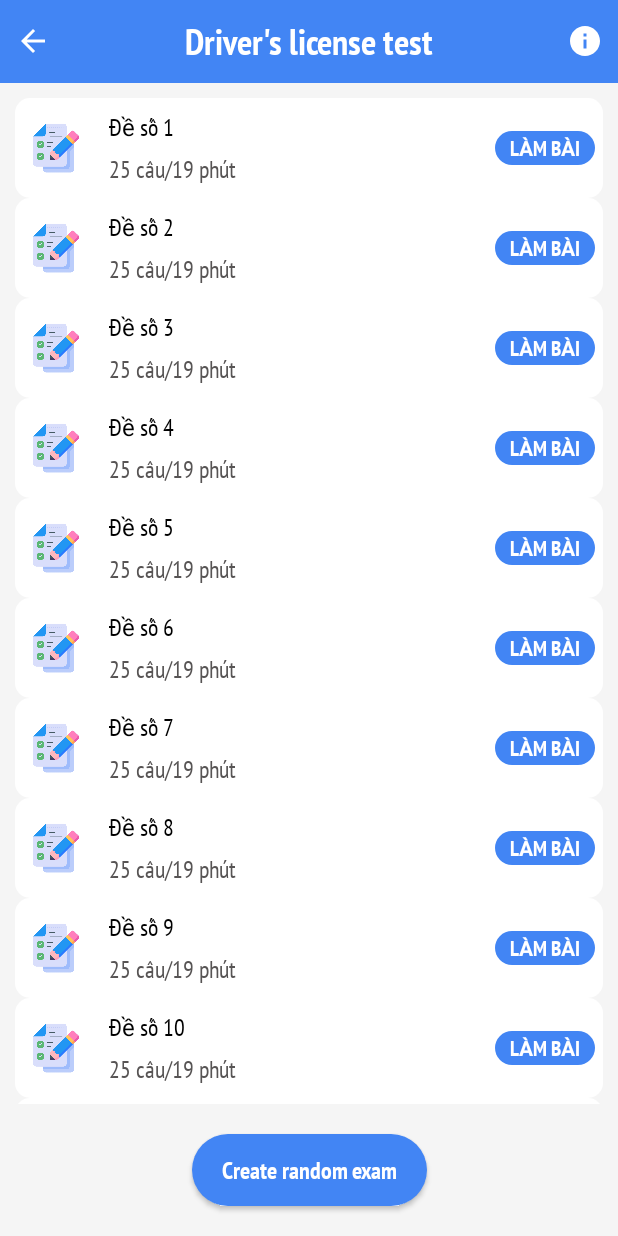
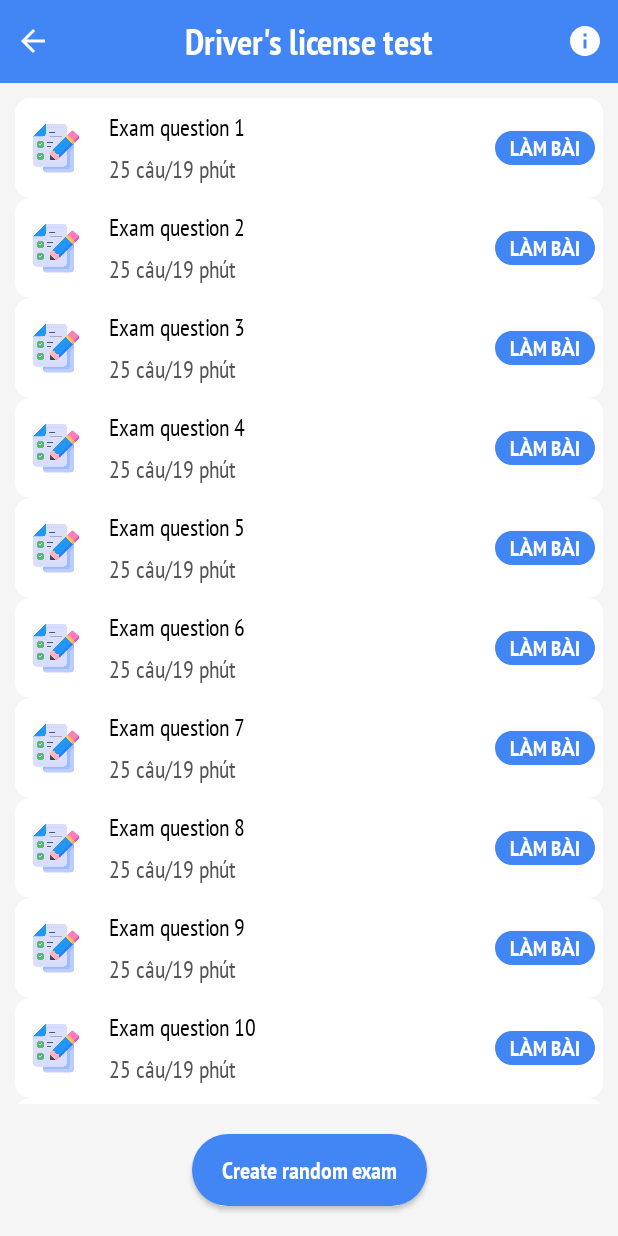
Before and after one commit to doanvu2000/DrivingLicence, an Android app: the screen it shows after launch (TestLicenseActivity), after a tap on an icon or button, on a phone screen of 412 x 824 dp. Run offline under Robolectric (Android 15) with nearby library versions, the phone set to English and light mode, and no system bars; our stand-ins replace Picasso; pictures from the network do not load.

Commit message:
init data with  screen Learning/Concep and rule

```diff
--- a/app/src/main/java/com/example/drivinglicence/app/activites/ExecuteActivity.kt
+++ b/app/src/main/java/com/example/drivinglicence/app/activites/ExecuteActivity.kt
@@ -70,7 +70,7 @@ class ExecuteActivity : BaseVMActivity<ActivityExecuteBinding, MapDataViewModel>
     override fun initData() {
         bindingContent.textQuestionContent.text = getString(R.string.question_important_3)
         viewModel.getAnswerWithQuestionImportant()
-        val listAnswer = viewModel.mapAnswer[3]
+        val listAnswer = viewModel.mapAnswerImportant[3]
         if (listAnswer != null) {
             answerAdapter.addData(listAnswer)
         }
--- a/app/src/main/java/com/example/drivinglicence/app/adapter/AnswerAdapter.kt
+++ b/app/src/main/java/com/example/drivinglicence/app/adapter/AnswerAdapter.kt
@@ -14,6 +14,10 @@ class AnswerAdapter : BaseRecyclerViewAdapter<Answer, ItemAnswerBinding>() {
     override fun bindData(binding: ItemAnswerBinding, item: Answer, position: Int) {
         binding.textAnswerCount.text = "${position + 1}"
         binding.textAnswerContent.text = item.answerContent
+        binding.textAnswerContent.setTextColor(Color.rgb(0, 0, 0))
+        binding.textAnswerCount.setTextColor(Color.rgb(0, 0, 0))
+        binding.textAnswerCount.setBackgroundResource(R.drawable.bg_round_count)
+        binding.imageStatus.visibility = View.GONE
         /** flag
          * 1: black
          * 2: green
--- a/app/src/main/java/com/example/drivinglicence/app/adapter/ExamAdapter.kt
+++ b/app/src/main/java/com/example/drivinglicence/app/adapter/ExamAdapter.kt
@@ -1,10 +1,13 @@
 package com.example.drivinglicence.app.adapter
 
+import android.annotation.SuppressLint
+import com.example.drivinglicence.R
 import com.example.drivinglicence.component.adapter.BaseRecyclerViewAdapter
 import com.example.drivinglicence.databinding.ItemExamBinding
 
 class ExamAdapter : BaseRecyclerViewAdapter<Int, ItemExamBinding>() {
+    @SuppressLint("SetTextI18n")
     override fun bindData(binding: ItemExamBinding, item: Int, position: Int) {
-        binding.tvCount.text = "Đề số $item"
+        binding.tvCount.text = context.getString(R.string.text_exam_number) + " $item"
     }
 }
--- a/app/src/main/java/com/example/drivinglicence/app/fragment/LessonFragment.kt
+++ b/app/src/main/java/com/example/drivinglicence/app/fragment/LessonFragment.kt
@@ -61,6 +61,7 @@ class LessonFragment(
             }
         }
         answerAdapter.addData(listAnswer ?: mutableListOf())
+        Log.d("TAG", "initData: $listAnswer")
     }
 
     override fun onSingleClick(v: View) {
--- a/app/src/main/java/com/example/drivinglicence/utils/AppContants.kt
+++ b/app/src/main/java/com/example/drivinglicence/utils/AppContants.kt
@@ -3,3 +3,4 @@ package com.example.drivinglicence.utils
 val TITLE_TOOLBAR = "TITLE_TOOLBAR"
 val QUESTION = "QUESTION"
 val ANSWERS = "ANSWERS"
+val FLAG = "FLAG"
--- a/app/src/main/java/com/example/drivinglicence/utils/DataUtils.kt
+++ b/app/src/main/java/com/example/drivinglicence/utils/DataUtils.kt
@@ -22,46 +22,74 @@ fun getListQuestionImportant(context: Context): MutableList<Question> {
     return list
 }
 
-var listAnswer = mutableListOf<MutableList<Answer>>()
-var list1 = mutableListOf<Answer>()
-var list2 = mutableListOf<Answer>()
-var list3 = mutableListOf<Answer>()
-var list4 = mutableListOf<Answer>()
+var listAnswerImportant = mutableListOf<MutableList<Answer>>()
+var listImportant1 = mutableListOf<Answer>()
+var listImportant2 = mutableListOf<Answer>()
+var listImportant3 = mutableListOf<Answer>()
+var listImportant4 = mutableListOf<Answer>()
 fun initList(context: Context) {
-    list1 = mutableListOf(
+    /**60 câu hỏi điểm liệt*/
+    listImportant1 = mutableListOf(
         Answer(1, context.getString(R.string.answer_important_1_1), false, 1),
         Answer(2, context.getString(R.string.answer_important_1_2), false, 1),
         Answer(
             3, context.getString(R.string.answer_important_1_3), true,
-            1, context.getString(R.string.text_explain_answer_1)
+            1, context.getString(R.string.text_explain_answer_important_1)
         ),
         Answer(4, context.getString(R.string.answer_important_1_4), false, 1)
     )
-    list2 = mutableListOf(
+    listImportant2 = mutableListOf(
         Answer(1, context.getString(R.string.answer_important_2_1), false, 2),
         Answer(
             2,
             answerContent = context.getString(R.string.answer_important_2_2),
             true,
             2,
-            answerExplain = context.getString(R.string.text_explain_answer_2)
+            answerExplain = context.getString(R.string.text_explain_answer_important_2)
         ),
         Answer(3, context.getString(R.string.answer_important_2_3), false, 2),
         Answer(4, context.getString(R.string.answer_important_2_4), false, 2)
     )
 
-    list3 = mutableListOf(
+    listImportant3 = mutableListOf(
         Answer(1, context.getString(R.string.answer_important_1_1), false, 1),
         Answer(2, context.getString(R.string.answer_important_1_2), false, 1),
         Answer(
             3, context.getString(R.string.answer_important_1_3), true,
-            1, context.getString(R.string.text_explain_answer_3)
+            1, context.getString(R.string.text_explain_answer_important_3)
         ),
     )
-    listAnswer = mutableListOf(list1, list2, list3)
+    listAnswerImportant = mutableListOf(listImportant1, listImportant2, listImportant3)
+
+    /**83 câu khái niệm và quy tắc*/
+    listConceptAndRule1 = mutableListOf(
+        Answer(1, context.getString(R.string.answer_concepts_and_rules_1_1), false, 1),
+        Answer(
+            2, context.getString(R.string.answer_concepts_and_rules_1_2), true, 1,
+            answerExplain = context.getString(R.string.text_explain_answer_concept_and_rule_1)
+        ),
+        Answer(
+            3, context.getString(R.string.answer_concepts_and_rules_1_3), false,
+            1,
+        ),
+    )
+    listConceptAndRule2 = mutableListOf(
+        Answer(1, context.getString(R.string.answer_concepts_and_rules_2_1), false, 2),
+        Answer(2, context.getString(R.string.answer_concepts_and_rules_2_2), false, 2),
+        Answer(
+            3, context.getString(R.string.answer_concepts_and_rules_2_3), true, 2,
+            answerExplain = context.getString(R.string.text_explain_answer_concept_and_rule_2)
+        ),
+    )
+    listAnswerConceptAndRule = mutableListOf(listConceptAndRule1, listConceptAndRule2)
 }
 
 /**Khái niệm và quy tắc*/ //83
+var listAnswerConceptAndRule = mutableListOf<MutableList<Answer>>()
+var listConceptAndRule1 = mutableListOf<Answer>()
+var listConceptAndRule2 = mutableListOf<Answer>()
+var listConceptAndRule3 = mutableListOf<Answer>()
+var listConceptAndRule4 = mutableListOf<Answer>()
 
 /**Văn hóa và đạo đức lái xe*/ //5
 
--- a/app/src/main/res/values/strings.xml
+++ b/app/src/main/res/values/strings.xml
@@ -25,22 +25,38 @@
     <string name="text_driving_technique">Driving technique</string>
     <string name="text_about_12">Includes 12 questions (2 questions important)</string>
     <string name="text_sat_figure">Sat figure</string>
+    <string name="text_exam_number">Exam question </string>
 
-    <!--Giải thích đáp án-->
-    <string name="text_explain_answer_1">Obviously answer 3 is wrong. Damage to state property. If you violate, you will be fined with a large amount of money. Specifically:
+    <!-- ======================================== Giải thích đáp án ========================================-->
+    <!-- 60 câu điểm liệt-->
+    <string name="text_explain_answer_important_1">Obviously answer 3 is wrong. Damage to state property. If you violate, you will be fined with a large amount of money. Specifically:
          \nA fine of between VND 5,000,000 and 10,000,000 for one of the following violations:\n
         a) Illegally drilling, digging, cutting roads and sidewalks;\n
         b) Arbitrarily breaking the median strip, bridge mirror, works, traffic safety equipment on the road;\n
         c) Arbitrarily removing, opening and damaging manhole covers, manhole covers of underground works, tunnel systems on roads;
         d) Illegally blasting or exploiting soil, sand, gravel or stones, affecting road works.
     </string>
-    <string name="text_explain_answer_2">
+    <string name="text_explain_answer_important_2">
         Acts of racing motor vehicles and special-use motorcycles that do not meet technical safety and environmental protection standards in road traffic are strictly prohibited.
     </string>
-    <string name="text_explain_answer_3">
+    <string name="text_explain_answer_important_3">
        Sentences 1 and 2 are wrong because both are illegal racing acts. Illegal racing is a prohibited act specified in the Road Traffic Law. \nThe correct answer is 3.
     </string>
-    <!--Câu hỏi điểm liệt (60)-->
+    <!--83 câu khái niệm và quy tắc-->
+    <string name="text_explain_answer_concept_and_rule_1">
+        Làn đường là một phần của phần đường xe chạy được chia theo chiều dọc của đường, có đủ bề rộng cho xe chạy an toàn. Câu 2 đúng. \n
+        Câu 1 sai vì chia theo chiều dọc nhưng thiếu "đủ bề rộng cho xe chạy an toàn" \n
+        Câu 3 sai vì làn đường có thể sử dụng cho các loại phương tiện khác nhau chứ không chỉ riêng ô tô (làn đường dành cho người đi xe máy, xe thô sơ...)\n
+        Mẹo: Có bề rộng đủ cho xe chạy an toàn.
+    </string>
+
+    <string name="text_explain_answer_concept_and_rule_2">
+        Dải phân cách dùng "phân chia mặt đường" hoặc "phân chia phần đường" thành các làn đường.\n
+        Đáp án đúng: 3.
+    </string>
+    <!--======================================== End giải thích đáp án ========================================-->
+
+    <!-- ========================================Câu hỏi điểm liệt (60) ========================================-->
     <string name="question_important_1">Which of the following acts are prohibited?</string>
     <string name="question_important_2">Is the act of racing motor vehicles and special-use motorcycles not up to the standards of technical safety and environmental protection in road traffic?</string>
     <string name="question_important_3">When is the vehicle race only done?</string>
@@ -62,7 +78,7 @@
     <string name="question_important_19">Confirm</string>
     <string name="question_important_20">Confirm</string>
 
-    <!--Câu trả lời câu hỏi điểm liệt-->
+    <!-- ========================================Câu trả lời câu hỏi điểm liệt ========================================-->
 
     <string name="answer_important_1_1">Parking on the street</string>
     <string name="answer_important_1_2">Use the bike on the highway at high speed.</string>
@@ -75,6 +91,19 @@
     <string name="answer_important_3_1">Taking place on a street with no passersby.</string>
     <string name="answer_important_3_2">Supported by the people.</string>
     <string name="answer_important_3_3">Licensed by the competent authority.</string>
-    <!-- TODO: Remove or change this placeholder text -->
-    <string name="hello_blank_fragment">Hello blank fragment</string>
+
+    <!-- ========================================Câu hỏi khái niệm và quy tắc ========================================-->
+
+    <string name="question_concepts_and_rules_1">Phần của đường bộ được sử dụng cho các phương tiện giao thông qua lại là gì</string>
+    <string name="question_concepts_and_rules_2">"Làn đường" là gì</string>
+
+    <!-- ========================================Câu trả lời khái niệm và quy tắc ========================================-->
+
+    <string name="answer_concepts_and_rules_1_1">Phần mặt đường và lề đường.</string>
+    <string name="answer_concepts_and_rules_1_2" translatable="false">Phần đường xe chạy.</string>
+    <string name="answer_concepts_and_rules_1_3">Phần đường xe cơ giới.</string>
+    <string name="answer_concepts_and_rules_2_1">Là một phần của phần đường xe chạy được chia theo chiều dọc của đường, sử dụng cho xe chạy.</string>
+    <string name="answer_concepts_and_rules_2_2">Là một phần của phần đường xe chạy được chia theo chiều dọc của đường, có bề rộng đủ cho xe chạy an toàn.</string>
+    <string name="answer_concepts_and_rules_2_3">Là một phần của phần đường xe chạy được chia theo chiều dọc của đường, có đủ bề rộng cho xe ô tô chạy an toàn.</string>
+
 </resources>
```
Also changed, not shown: app/src/main/java/com/example/drivinglicence/app/activites/LearningTheoryActivity.kt (+15 -2 lines), app/src/main/java/com/example/drivinglicence/app/activites/TestViewPagerActivity.kt (+35 -3 lines), app/src/main/java/com/example/drivinglicence/app/viewmodel/MapDataViewModel.kt (+35 -4 lines), app/src/main/res/layout/activity_test_view_pager.xml (+7 -7 lines), 1 other file.
